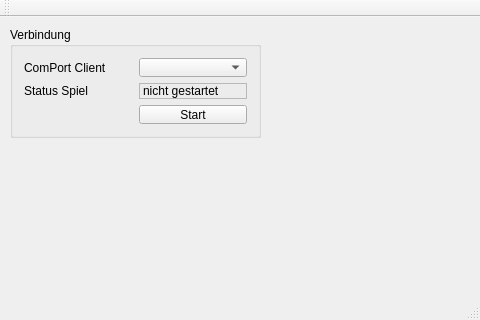
Dante999/SRD_Host, file mainwindow.ui: the form before one commit.
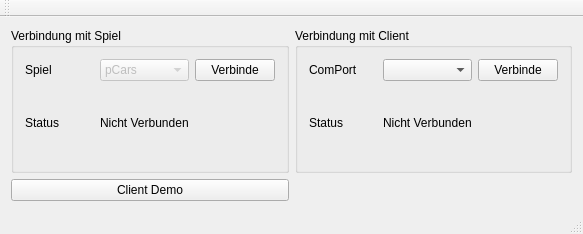
The form after the commit.

```diff
--- a/mainwindow.ui
+++ b/mainwindow.ui
@@ -6,8 +6,8 @@
    <rect>
     <x>0</x>
     <y>0</y>
-    <width>480</width>
-    <height>320</height>
+    <width>583</width>
+    <height>234</height>
    </rect>
   </property>
   <property name="cursor">
@@ -17,55 +17,104 @@
    <string>SDR (Sim Racing Dashboard)</string>
   </property>
   <widget class="QWidget" name="centralWidget">
-   <widget class="QGroupBox" name="groupBox">
-    <property name="geometry">
-     <rect>
-      <x>10</x>
-      <y>10</y>
-      <width>251</width>
-      <height>111</height>
-     </rect>
-    </property>
+   <layout class="QGridLayout" name="gridLayout_3">
+    <item row="0" column="1">
+     <widget class="QGroupBox" name="groupBox_client">
     <property name="title">
-     <string>Verbindung</string>
+       <string>Verbindung mit Client</string>
     </property>
     <layout class="QGridLayout" name="gridLayout">
      <item row="0" column="0">
       <widget class="QLabel" name="label_2">
        <property name="text">
-        <string>ComPort Client</string>
+          <string>ComPort</string>
        </property>
       </widget>
      </item>
      <item row="0" column="1">
-      <widget class="QComboBox" name="comboBox"/>
+        <widget class="QComboBox" name="comboBox_ComPorList"/>
+       </item>
+       <item row="0" column="2">
+        <widget class="QPushButton" name="pushButton_connectClient">
+         <property name="text">
+          <string>Verbinde</string>
+         </property>
+        </widget>
      </item>
      <item row="1" column="0">
-      <widget class="QLabel" name="label">
-       <property name="text">
-        <string>Status Spiel</string>
-       </property>
-      </widget>
-     </item>
-     <item row="2" column="1">
-      <widget class="QPushButton" name="pushButton">
-       <property name="text">
-        <string>Start</string>
-       </property>
-      </widget>
-     </item>
-     <item row="1" column="1">
       <widget class="QLabel" name="label_3">
-       <property name="frameShape">
-        <enum>QFrame::StyledPanel</enum>
-       </property>
+         <property name="text">
+          <string>Status</string>
+         </property>
+        </widget>
+       </item>
+       <item row="1" column="1">
+        <widget class="QLabel" name="label_connectStatus">
        <property name="text">
-        <string>nicht gestartet</string>
+          <string>Nicht Verbunden</string>
        </property>
       </widget>
      </item>
     </layout>
    </widget>
+    </item>
+    <item row="0" column="0">
+     <widget class="QGroupBox" name="groupBox_game">
+      <property name="title">
+       <string>Verbindung mit Spiel</string>
+      </property>
+      <layout class="QGridLayout" name="gridLayout_2">
+       <item row="0" column="2">
+        <widget class="QPushButton" name="pushButton_connectGame">
+         <property name="text">
+          <string>Verbinde</string>
+         </property>
+        </widget>
+       </item>
+       <item row="0" column="0">
+        <widget class="QLabel" name="label">
+         <property name="text">
+          <string>Spiel</string>
+         </property>
+        </widget>
+       </item>
+       <item row="0" column="1">
+        <widget class="QComboBox" name="comboBox">
+         <property name="enabled">
+          <bool>false</bool>
+         </property>
+         <item>
+          <property name="text">
+           <string>pCars</string>
+          </property>
+         </item>
+        </widget>
+       </item>
+       <item row="1" column="0">
+        <widget class="QLabel" name="label_5">
+         <property name="text">
+          <string>Status</string>
+         </property>
+        </widget>
+       </item>
+       <item row="1" column="1">
+        <widget class="QLabel" name="label_gameStatus">
+         <property name="text">
+          <string>Nicht Verbunden</string>
+         </property>
+        </widget>
+       </item>
+      </layout>
+     </widget>
+    </item>
+    <item row="1" column="0">
+     <widget class="QPushButton" name="pushButton_clientDemo">
+      <property name="text">
+       <string>Client Demo</string>
+      </property>
+     </widget>
+    </item>
+   </layout>
   </widget>
   <widget class="QMenuBar" name="menuBar">
    <property name="geometry">
```
Left out of the diff: 2 changed lines with no effect on the pictures. Lines whose indentation alone changed are shown as unchanged.
